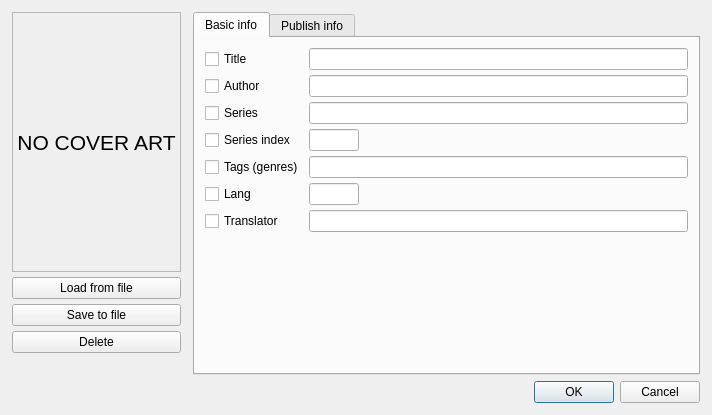
Before: the Qt Designer form src/designer/editdialog.ui in dnkorpushov/libro2, drawn with Qt 5.
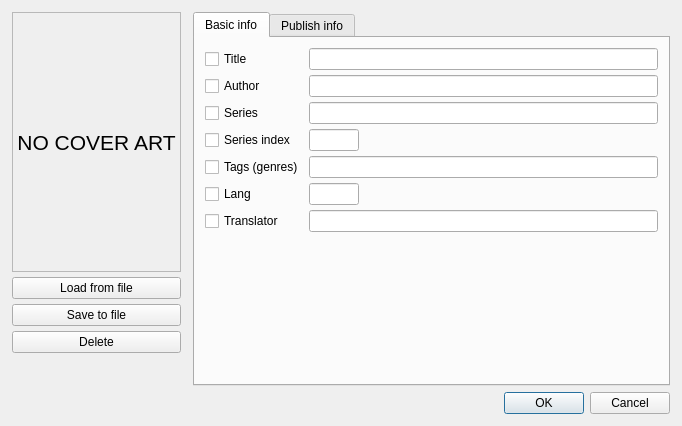
After: the same form once the commit is applied. Custom widgets are drawn as their Qt base class.

```diff
--- a/src/designer/editdialog.ui
+++ b/src/designer/editdialog.ui
@@ -6,8 +6,8 @@
    <rect>
     <x>0</x>
     <y>0</y>
-    <width>712</width>
-    <height>415</height>
+    <width>682</width>
+    <height>426</height>
    </rect>
   </property>
   <property name="windowTitle">
```
